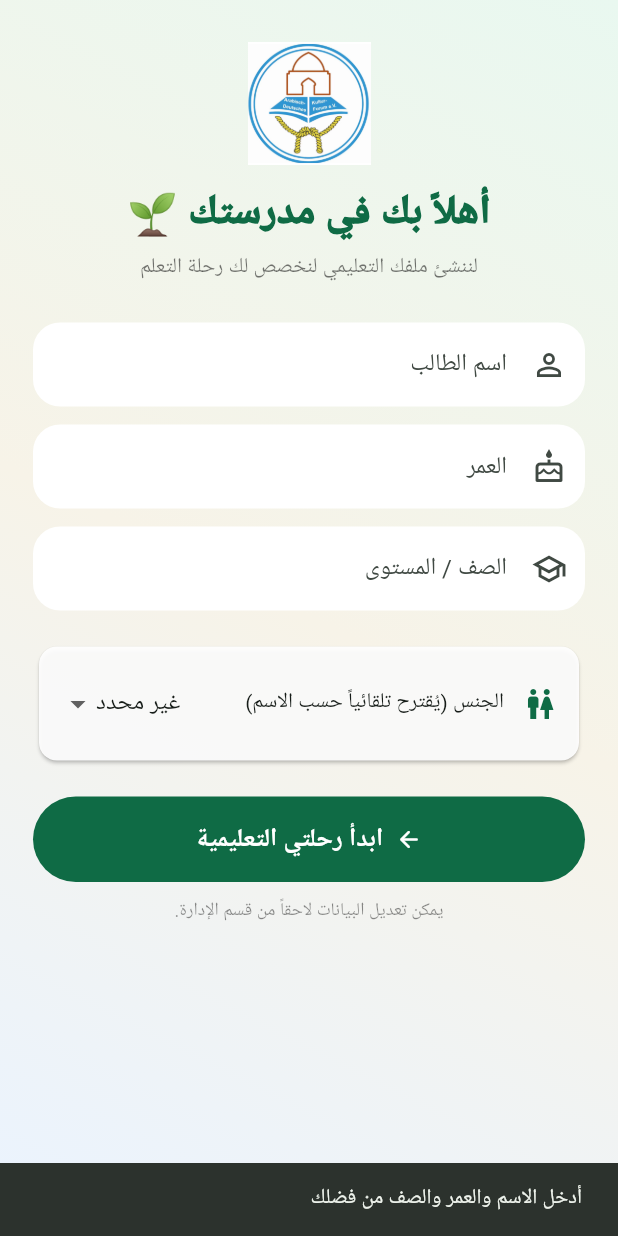
After one commit to abdullah99dire-commits/ajyal, a Flutter app: the RegistrationScreen screen opened directly, after a tap on "ابدأ رحلتي التعليمية", on a phone screen of 412 x 824 dp. The commit adds this screen. Run offline on Flutter 3.47's test engine with Material 3 defaults, Android fonts, the light colour scheme and no system bars; our stand-ins replace audioplayers, flutter_tts, google_fonts, shared_preferences; accounts and stored records are empty; Roboto replaces fonts that are missing (Cairo).

Commit message:
Add files via upload

```diff
--- a/lib/main.dart
+++ b/lib/main.dart
@@ -1,6 +1,7 @@
 import 'package:flutter/material.dart';
 import 'package:flutter_localizations/flutter_localizations.dart';
 import 'screens/splash_screen.dart';
+import 'screens/registration_screen.dart';
 import 'services/progress.dart';
 import 'theme.dart';
 
@@ -25,6 +26,6 @@ class AjyalApp extends StatelessWidget {
           GlobalWidgetsLocalizations.delegate,
           GlobalCupertinoLocalizations.delegate,
         ],
-        home: const SplashScreen(),
+        home: Builder(builder: (context) => Progress.i.isRegistered ? const SplashScreen() : const RegistrationScreen()),
       );
 }
--- /dev/null
+++ b/lib/screens/admin_screen.dart
@@ -0,0 +1,41 @@
+import 'package:flutter/material.dart';
+import '../services/progress.dart';
+import '../theme.dart';
+
+class AdminScreen extends StatefulWidget {
+  const AdminScreen({super.key});
+  @override State<AdminScreen> createState() => _AdminScreenState();
+}
+class _AdminScreenState extends State<AdminScreen> {
+  bool unlocked = false;
+  final pin = TextEditingController();
+  void _login() {
+    if (pin.text == '1234') setState(() => unlocked = true);
+    else ScaffoldMessenger.of(context).showSnackBar(const SnackBar(content: Text('رمز الإدارة غير صحيح')));
+  }
+  @override Widget build(BuildContext context) => Scaffold(
+    appBar: appBar('لوحة الإدارة', icon: Icons.admin_panel_settings_rounded),
+    body: !unlocked ? _loginView() : ListenableBuilder(listenable: Progress.i, builder: (_, __) => ListView(padding: const EdgeInsets.all(16), children: [
+      _header(),
+      const SizedBox(height: 14),
+      Row(children: [_stat('${Progress.i.name}', 'الطالب الحالي', Icons.person), _stat('${Progress.i.points}', 'النقاط', Icons.star)]),
+      Row(children: [_stat('${Progress.i.learned.length}/28', 'الحروف', Icons.translate), _stat('${Progress.i.activityLog.length}', 'النشاطات المسجلة', Icons.history)]),
+      const SizedBox(height: 12),
+      Card(child: Column(children: [ListTile(leading: const Icon(Icons.edit_note, color: AppColors.green), title: const Text('تعديل بيانات الطالب'), onTap: () => _editStudent()), const Divider(height: 1), ListTile(leading: const Icon(Icons.refresh, color: AppColors.orange), title: const Text('تصفير التقدم على هذا الجهاز'), onTap: () => _confirmReset())])),
+      const SizedBox(height: 12),
+      Card(child: Padding(padding: const EdgeInsets.all(16), child: Column(crossAxisAlignment: CrossAxisAlignment.start, children: [const Text('سجل المشاركة والنشاط', style: TextStyle(fontSize: 18, fontWeight: FontWeight.bold)), const SizedBox(height: 10), if (Progress.i.activityLog.isEmpty) const Text('لا توجد نشاطات بعد') else ...Progress.i.activityLog.map((x) => Padding(padding: const EdgeInsets.symmetric(vertical: 6), child: Row(crossAxisAlignment: CrossAxisAlignment.start, children: [const Icon(Icons.check_circle, size: 17, color: AppColors.green2), const SizedBox(width: 8), Expanded(child: Text(x))])))]))),
+      const SizedBox(height: 10),
+      const Text('ملاحظة: هذه النسخة تسجل بيانات الطالب والنشاط محلياً على جهازه. لمشاركة بيانات جميع الطلاب مع الإدارة عبر أجهزة مختلفة، نحتاج ربطاً سحابياً مثل Firebase/Supabase.', style: TextStyle(color: Colors.black54, fontSize: 12)),
+    ])),
+  );
+
+  Widget _loginView() => Center(child: SingleChildScrollView(padding: const EdgeInsets.all(28), child: Card(child: Padding(padding: const EdgeInsets.all(22), child: Column(children: [const Icon(Icons.admin_panel_settings_rounded, size: 60, color: AppColors.green), const SizedBox(height: 12), const Text('دخول الإدارة', style: TextStyle(fontSize: 23, fontWeight: FontWeight.bold)), const SizedBox(height: 18), TextField(controller: pin, obscureText: true, keyboardType: TextInputType.number, decoration: const InputDecoration(labelText: 'رمز الإدارة', prefixIcon: Icon(Icons.lock_outline))), const SizedBox(height: 14), SizedBox(width: double.infinity, child: FilledButton(onPressed: _login, child: const Text('دخول'))), const SizedBox(height: 8), const Text('الرمز التجريبي: 1234', style: TextStyle(color: Colors.black45, fontSize: 12))]))));
+  Widget _header() => Container(padding: const EdgeInsets.all(18), decoration: BoxDecoration(gradient: const LinearGradient(colors: [AppColors.green, AppColors.green2]), borderRadius: BorderRadius.circular(24)), child: const Row(children: [Icon(Icons.dashboard_rounded, color: Colors.white, size: 38), SizedBox(width: 12), Expanded(child: Column(crossAxisAlignment: CrossAxisAlignment.start, children: [Text('مركز التحكم', style: TextStyle(color: Colors.white, fontSize: 22, fontWeight: FontWeight.bold)), Text('مراجعة البيانات والتقدم والنشاط', style: TextStyle(color: Colors.white70))]))]));
+  Widget _stat(String value, String label, IconData icon) => Expanded(child: Card(child: Padding(padding: const EdgeInsets.all(13), child: Column(children: [Icon(icon, color: AppColors.green), const SizedBox(height: 4), Text(value, maxLines: 1, overflow: TextOverflow.ellipsis, style: const TextStyle(fontWeight: FontWeight.bold)), Text(label, style: const TextStyle(fontSize: 11, color: Colors.black54))]))));
+  Future<void> _editStudent() async {
+    final n = TextEditingController(text: Progress.i.name); final a = TextEditingController(text: '${Progress.i.age}'); final g = TextEditingController(text: Progress.i.grade);
+    String sex = Progress.i.gender;
+    await showDialog(context: context, builder: (_) => StatefulBuilder(builder: (c, set) => AlertDialog(title: const Text('تعديل بيانات الطالب'), content: SingleChildScrollView(child: Column(children: [TextField(controller: n, decoration: const InputDecoration(labelText: 'الاسم')), TextField(controller: a, keyboardType: TextInputType.number, decoration: const InputDecoration(labelText: 'العمر')), TextField(controller: g, decoration: const InputDecoration(labelText: 'الصف')), DropdownButtonFormField<String>(value: sex, decoration: const InputDecoration(labelText: 'الجنس'), items: const ['ذكر','أنثى','غير محدد'].map((x) => DropdownMenuItem(value: x, child: Text(x))).toList(), onChanged: (x) => set(() => sex = x!))])), actions: [TextButton(onPressed: () => Navigator.pop(c), child: const Text('إلغاء')), FilledButton(onPressed: () async { await Progress.i.saveStudent(newName: n.text, newAge: int.tryParse(a.text) ?? 0, newGrade: g.text, newGender: sex); if (mounted) Navigator.pop(c); }, child: const Text('حفظ'))])));
+  }
+  Future<void> _confirmReset() async { final ok = await showDialog<bool>(context: context, builder: (_) => AlertDialog(title: const Text('تأكيد التصفير'), content: const Text('سيتم تصفير النقاط والتقدم والنشاطات المسجلة.'), actions: [TextButton(onPressed: () => Navigator.pop(context, false), child: const Text('إلغاء')), FilledButton(onPressed: () => Navigator.pop(context, true), child: const Text('تصفير'))])); if (ok == true) { await Progress.i.resetLearning(); Progress.i.setActivity('تم تصفير التقدم بواسطة الإدارة'); setState(() {}); } }
+}
--- a/lib/screens/profile_screen.dart
+++ b/lib/screens/profile_screen.dart
@@ -3,6 +3,7 @@ import '../services/progress.dart';
 import '../theme.dart';
 import '../widgets.dart';
 import 'achievements_screen.dart';
+import 'admin_screen.dart';
 
 /// حساب الطالب
 class ProfileScreen extends StatelessWidget {
@@ -55,7 +56,7 @@ class ProfileScreen extends StatelessWidget {
                             Text(p.name,
                                 style: const TextStyle(
                                     fontSize: 22, fontWeight: FontWeight.bold)),
-                            const Text('طالب في المدرسة الإسلامية العربية',
+                            Text('${p.age} سنة • الصف ${p.grade} • ${p.gender}',
                                 style: TextStyle(
                                     fontSize: 12, color: Colors.black54)),
                           ]),
@@ -79,7 +80,7 @@ class ProfileScreen extends StatelessWidget {
                         Ring(
                             value: p.rashidiPercent,
                             color: AppColors.blue,
-                            label: 'الجزء الرشيدي'),
+                            label: 'القراءة والاستماع'),
                         Ring(
                             value: p.quranPercent,
                             color: AppColors.orange,
@@ -92,6 +93,15 @@ class ProfileScreen extends StatelessWidget {
                   leading: const Icon(Icons.menu_book, color: AppColors.blue),
                   title: const Text('آخر نشاط'),
                   subtitle: Text(p.lastActivity),
+                ),
+              ),
+              Card(
+                child: ListTile(
+                  leading: const Icon(Icons.admin_panel_settings_rounded, color: AppColors.green),
+                  title: const Text('دخول الإدارة'),
+                  subtitle: const Text('تعديل بيانات الطلاب ومراجعة النشاط'),
+                  trailing: const Icon(Icons.chevron_left),
+                  onTap: () => Navigator.push(context, MaterialPageRoute(builder: (_) => const AdminScreen())),
                 ),
               ),
               Card(
--- /dev/null
+++ b/lib/screens/registration_screen.dart
@@ -0,0 +1,65 @@
+import 'package:flutter/material.dart';
+import '../services/progress.dart';
+import '../theme.dart';
+import 'shell.dart';
+
+class RegistrationScreen extends StatefulWidget {
+  const RegistrationScreen({super.key});
+  @override State<RegistrationScreen> createState() => _RegistrationScreenState();
+}
+
+class _RegistrationScreenState extends State<RegistrationScreen> {
+  final name = TextEditingController();
+  final age = TextEditingController();
+  final grade = TextEditingController();
+  String gender = 'غير محدد';
+
+  String inferGender(String value) {
+    final n = value.trim().replaceAll('أ', 'ا').replaceAll('إ', 'ا');
+    const female = ['سارة','ساره','مريم','نور','رؤى','رؤى','ليان','لين','جنى','جنا','جود','ريم','رنا','هبة','هبه','آية','ايه','سلمى','سلمي','ملك','تالا','لارا','رُبى','ربى'];
+    const male = ['محمد','احمد','أحمد','محمود','عمر','علي','حسن','حسين','عبدالله','عبد الله','خالد','ياسين','يوسف','ابراهيم','إبراهيم','آدم','ادم','حمزة','حمزه','أنس','انس','زياد','سعيد','مصطفى','مصطفي'];
+    if (female.any((x) => n == x.replaceAll('أ','ا').replaceAll('إ','ا'))) return 'أنثى';
+    if (male.any((x) => n == x.replaceAll('أ','ا').replaceAll('إ','ا'))) return 'ذكر';
+    return 'غير محدد';
+  }
+
+  Future<void> save() async {
+    final a = int.tryParse(age.text) ?? 0;
+    if (name.text.trim().isEmpty || a < 3 || grade.text.trim().isEmpty) {
+      ScaffoldMessenger.of(context).showSnackBar(const SnackBar(content: Text('أدخل الاسم والعمر والصف من فضلك')));
+      return;
+    }
+    await Progress.i.saveStudent(newName: name.text, newAge: a, newGrade: grade.text, newGender: gender);
+    if (!mounted) return;
+    Navigator.pushReplacement(context, MaterialPageRoute(builder: (_) => const Shell()));
+  }
+
+  @override Widget build(BuildContext context) => Scaffold(
+    body: Container(
+      decoration: const BoxDecoration(gradient: LinearGradient(begin: Alignment.topRight, end: Alignment.bottomLeft, colors: [Color(0xFFE9F8F0), Color(0xFFF7F3E8), Color(0xFFEAF3FF)])),
+      child: SafeArea(child: ListView(padding: const EdgeInsets.fromLTRB(22, 28, 22, 24), children: [
+        Image.asset('assets/logo.png', height: 82),
+        const SizedBox(height: 12),
+        const Text('أهلاً بك في مدرستك 🌱', textAlign: TextAlign.center, style: TextStyle(fontSize: 27, fontWeight: FontWeight.w900, color: AppColors.green)),
+        const SizedBox(height: 6),
+        const Text('لننشئ ملفك التعليمي لنخصص لك رحلة التعلم', textAlign: TextAlign.center, style: TextStyle(color: Colors.black54)),
+        const SizedBox(height: 26),
+        _field(name, 'اسم الطالب', Icons.person_outline, onChanged: (v) => setState(() => gender = inferGender(v))),
+        _field(age, 'العمر', Icons.cake_outlined, numeric: true),
+        _field(grade, 'الصف / المستوى', Icons.school_outlined),
+        const SizedBox(height: 8),
+        Card(color: Colors.white.withAlpha(235), child: Padding(padding: const EdgeInsets.all(14), child: Row(children: [
+          const Icon(Icons.wc_outlined, color: AppColors.green), const SizedBox(width: 12),
+          const Expanded(child: Text('الجنس (يُقترح تلقائياً حسب الاسم)')),
+          DropdownButton<String>(value: gender, underline: const SizedBox(), items: const ['ذكر','أنثى','غير محدد'].map((e) => DropdownMenuItem(value: e, child: Text(e))).toList(), onChanged: (v) => setState(() => gender = v!)),
+        ]))),
+        const SizedBox(height: 20),
+        FilledButton.icon(style: FilledButton.styleFrom(backgroundColor: AppColors.green, padding: const EdgeInsets.symmetric(vertical: 16)), onPressed: save, icon: const Icon(Icons.arrow_forward_rounded), label: const Text('ابدأ رحلتي التعليمية', style: TextStyle(fontSize: 17, fontWeight: FontWeight.bold))),
+        const SizedBox(height: 10),
+        const Text('يمكن تعديل البيانات لاحقاً من قسم الإدارة.', textAlign: TextAlign.center, style: TextStyle(fontSize: 12, color: Colors.black45)),
+      ])),
+    ),
+  );
+
+  Widget _field(TextEditingController c, String label, IconData icon, {bool numeric=false, ValueChanged<String>? onChanged}) => Padding(padding: const EdgeInsets.only(bottom: 12), child: TextField(controller: c, onChanged: onChanged, keyboardType: numeric ? TextInputType.number : TextInputType.text, decoration: InputDecoration(prefixIcon: Icon(icon), labelText: label, filled: true, fillColor: Colors.white, border: OutlineInputBorder(borderRadius: BorderRadius.circular(18), borderSide: BorderSide.none))));
+}
```
Also changed, not shown: lib/screens/home_screen.dart (+6 -5 lines), lib/screens/reading_screen.dart (added, +69 -0 lines), lib/screens/tracing_screen.dart (+16 -5 lines), lib/services/progress.dart (+43 -9 lines).
